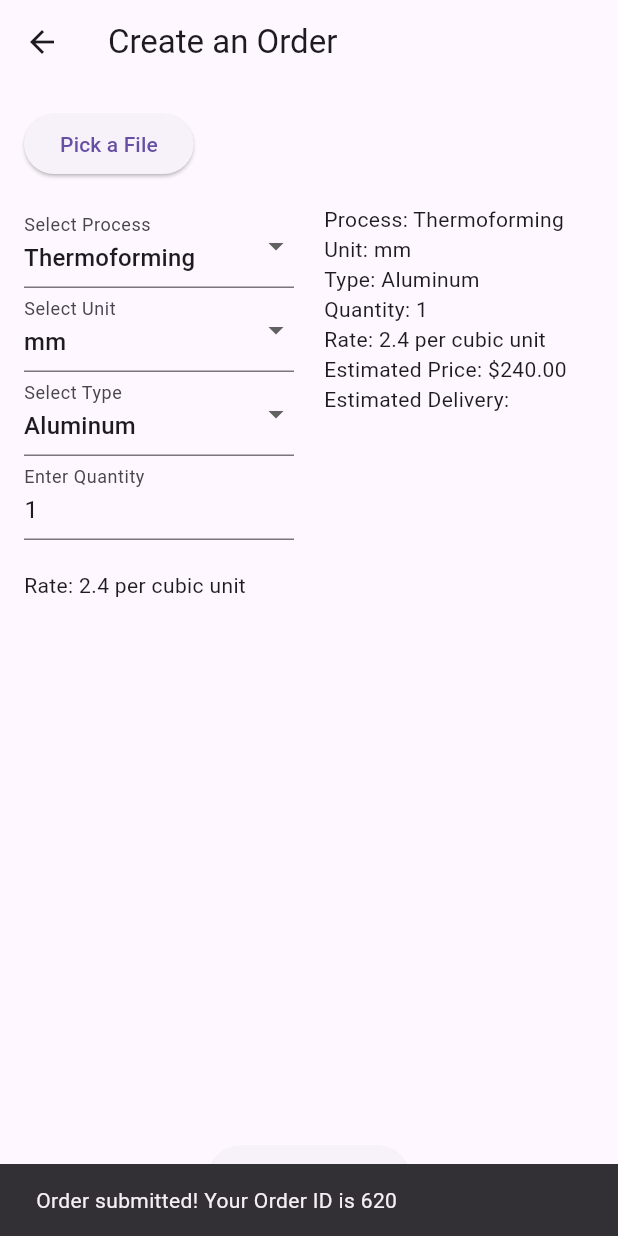
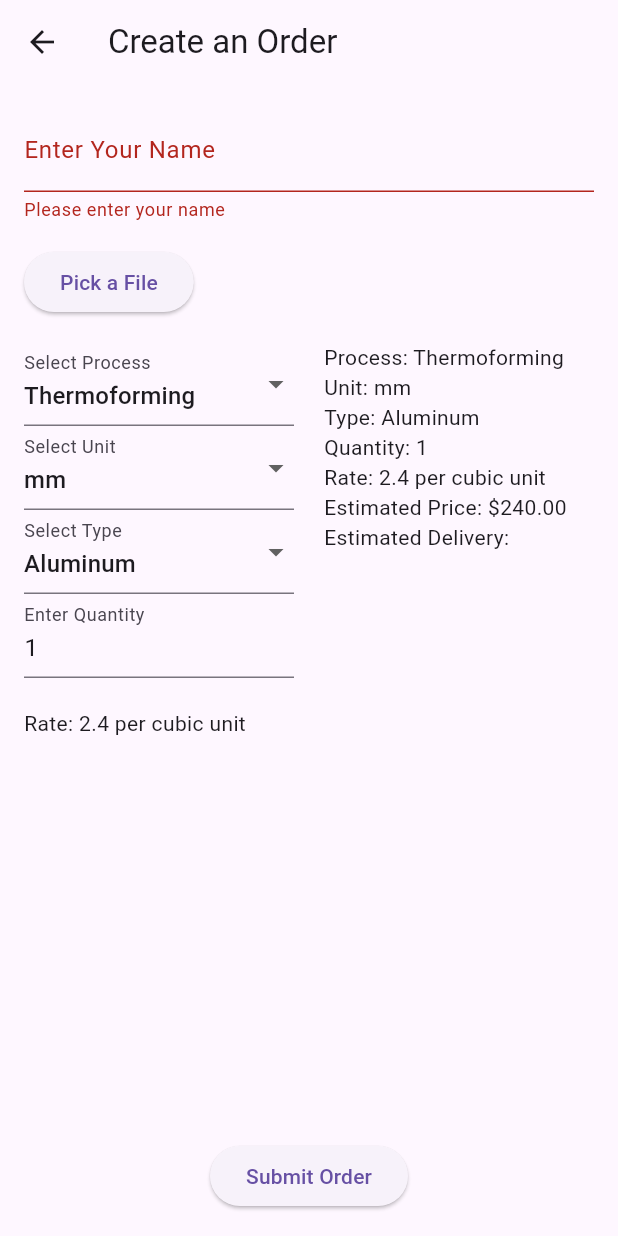
Before and after one commit to jhanel/service_package, a Flutter app: the CreateOrderPage screen opened directly, after a tap on "Submit Order", on a phone screen of 412 x 824 dp. Run offline on Flutter 3.47's test engine with Material 3 defaults, Android fonts, the phone set to English and light mode, and no system bars; our stand-ins replace file_picker, logger, timeline_tile; missing offline and left inert: universal_html.

Commit message:
Update main.dart
Added name field

```diff
--- a/project/lib/main.dart
+++ b/project/lib/main.dart
@@ -139,6 +139,7 @@ class CreateOrderPageState extends State<CreateOrderPage> {
   final double _volume = 100.0;
   int _quantity = 1;
   List<dynamic> rates = [];
+  final TextEditingController _nameController = TextEditingController();
 
   void _loadRates() {
     String jsonString = '''
@@ -238,6 +239,17 @@ class CreateOrderPageState extends State<CreateOrderPage> {
           child: Column(
             crossAxisAlignment: CrossAxisAlignment.start,
             children: [
+              TextFormField(
+                controller: _nameController,
+                decoration: const InputDecoration(labelText: 'Enter Your Name'),
+                validator: (value) {
+                  if (value == null || value.isEmpty) {
+                    return 'Please enter your name';
+                  }
+                  return null;
+                },
+              ),
+              const SizedBox(height: 16.0),
               ElevatedButton(
                 onPressed: _pickFile,
                 child: const Text('Pick a File'),
@@ -367,6 +379,7 @@ class TrackOrderPageState extends State<TrackOrderPage> {
   final TextEditingController _orderIdController = TextEditingController();
   String _orderStatus = '';
 
+
   void _trackOrder() {
     // Simulate an order tracking process
     setState(() {
```
